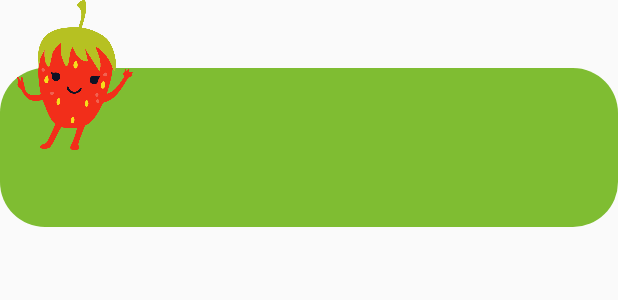
After one commit to heliohachimine/nhac, an Android app: the layout toast_recognized.xml on its own in the app's theme, with its tools: preview values and no code run, on a phone screen of 412 x 824 dp. The commit adds this screen. Shown: the top 300 px of the screen. Run offline under Robolectric (Android 15) with nearby library versions, the phone set to English and light mode, and no system bars.

Commit message:
Implements dialog recognize

```diff
--- a/app/src/main/AndroidManifest.xml
+++ b/app/src/main/AndroidManifest.xml
@@ -13,7 +13,7 @@
         android:theme="@style/AppTheme">
         <activity android:name=".presentation.listActivity.ListActivity"
             android:screenOrientation="portrait"/>
-        <activity android:name=".presentation.CameraActivity"
+        <activity android:name=".presentation.cameraActivity.CameraActivity"
             android:screenOrientation="portrait"/>
         <activity android:name=".presentation.DetailActivity"
             android:screenOrientation="portrait"/>
--- a/app/src/main/java/com/example/helio/nhac/data/FruitDatabase.java
+++ b/app/src/main/java/com/example/helio/nhac/data/FruitDatabase.java
@@ -7,6 +7,7 @@ import android.database.sqlite.SQLiteOpenHelper;
 public class FruitDatabase extends SQLiteOpenHelper {
 
     public static final String NOME_BANCO = "data.db";
+    public static final String ID_NAME = "id_name";
     public static final String TABELA = "fruits";
     public static final String ID = "_id";
     public static final String FRUIT_NAME = "fruit";
@@ -26,7 +27,8 @@ public class FruitDatabase extends SQLiteOpenHelper {
                 + IMAGE + " INTEGER,"
                 + IS_COLLECTED + " INTEGER,"
                 + DETAILS + " TEXT,"
-                + FRUIT_NAME + " TEXT"
+                + FRUIT_NAME + " TEXT,"
+                + ID_NAME + " TEXT"
                 +");";
         db.execSQL(sql);
     }
--- a/app/src/main/java/com/example/helio/nhac/presentation/DetailActivity.java
+++ b/app/src/main/java/com/example/helio/nhac/presentation/DetailActivity.java
@@ -31,7 +31,6 @@ public class DetailActivity extends AppCompatActivity {
         tts = new TextToSpeech(this, new TextToSpeech.OnInitListener() {
             @Override
             public void onInit(int status) {
-                // TODO Auto-generated method stub
                 if (status == TextToSpeech.SUCCESS) {
                     int result = tts.setLanguage(Locale.getDefault());
                     if (result == TextToSpeech.LANG_MISSING_DATA ||
--- a/app/src/main/java/com/example/helio/nhac/presentation/HomeActivity.java
+++ b/app/src/main/java/com/example/helio/nhac/presentation/HomeActivity.java
@@ -8,6 +8,7 @@ import androidx.appcompat.app.AppCompatActivity;
 import androidx.core.content.ContextCompat;
 
 import com.example.helio.nhac.R;
+import com.example.helio.nhac.presentation.cameraActivity.CameraActivity;
 import com.example.helio.nhac.presentation.listActivity.ListActivity;
 
 import static android.view.View.*;
--- a/app/src/main/java/com/example/helio/nhac/presentation/listActivity/StickerAdapter.java
+++ b/app/src/main/java/com/example/helio/nhac/presentation/listActivity/StickerAdapter.java
@@ -60,7 +60,6 @@ public class StickerAdapter extends RecyclerView.Adapter<StickerViewHolder> {
                     v.getContext().startActivity(intent);
                 }
             });
-
         }
     }
 
--- /dev/null
+++ b/app/src/main/res/drawable/background_green_toast.xml
@@ -0,0 +1,9 @@
+<?xml version="1.0" encoding="utf-8"?>
+<selector xmlns:android="http://schemas.android.com/apk/res/android">
+    <item >
+        <shape android:shape="rectangle"  >
+            <corners android:radius="30dp" />
+            <solid android:angle="-90" android:color="@color/green_300"/>
+        </shape>
+    </item>
+</selector>
--- a/app/src/main/res/layout/activity_camera.xml
+++ b/app/src/main/res/layout/activity_camera.xml
@@ -4,7 +4,7 @@
     xmlns:tools="http://schemas.android.com/tools"
     android:layout_width="match_parent"
     android:layout_height="match_parent"
-    tools:context=".presentation.CameraActivity"
+    tools:context=".presentation.cameraActivity.CameraActivity"
     android:background="@color/yellow_300">
     <io.fotoapparat.view.CameraView
         android:id="@+id/cameraView"
--- /dev/null
+++ b/app/src/main/res/layout/toast_recognized.xml
@@ -0,0 +1,46 @@
+<?xml version="1.0" encoding="utf-8"?>
+<FrameLayout android:orientation="vertical"
+    android:layout_width="match_parent"
+    android:layout_height="wrap_content"
+    android:background="@android:color/transparent"
+    xmlns:android="http://schemas.android.com/apk/res/android"
+    xmlns:tools="http://schemas.android.com/tools">
+    <RelativeLayout
+        android:id="@+id/layout"
+        android:layout_width="match_parent"
+        android:layout_height="wrap_content"
+        android:layout_marginTop="45dp"
+        android:background="@drawable/background_green_toast"
+        android:layout_gravity="bottom|center">
+
+        <LinearLayout
+            android:layout_width="match_parent"
+            android:layout_height="wrap_content"
+            android:gravity="center_horizontal">
+            <TextView
+                android:id="@+id/textview"
+                android:gravity="center"
+                android:fontFamily="@font/slimebox"
+                android:textColor="@color/white"
+                android:layout_width="320dp"
+                android:layout_height="46dp"
+                android:layout_marginTop="30dp"
+                android:layout_marginBottom="30dp"/>
+        </LinearLayout>
+    </RelativeLayout>
+
+    <FrameLayout
+        android:layout_width="100dp"
+        android:layout_height="100dp"
+        android:layout_gravity="start"
+        android:background="@color/transparent">
+
+        <ImageView
+            android:id="@+id/img_fruit"
+            android:layout_width="100dp"
+            android:layout_height="100dp"
+            tools:src="@drawable/morango"
+            android:layout_gravity="center|top"/>
+
+    </FrameLayout>
+</FrameLayout>
--- a/app/src/main/res/values/colors.xml
+++ b/app/src/main/res/values/colors.xml
@@ -17,6 +17,11 @@
     <color name="light_blue_900">#01579B</color>
     <color name="light_blue_500">#03A9F4</color>
 
+    <color name="transparent">#00000000</color>
+
+
+
+
 
 
 
```
Also changed, not shown: app/src/main/java/com/example/helio/nhac/data/dao/FruitDao.java (+13 -3 lines), app/src/main/java/com/example/helio/nhac/model/Fruit.java (+13 -2 lines), app/src/main/java/com/example/helio/nhac/presentation/cameraActivity/CameraActivity.java (renamed from app/src/main/java/com/example/helio/nhac/presentation/CameraActivity.java, +54 -7 lines), app/src/main/java/com/example/helio/nhac/presentation/cameraActivity/RecognizeToast.java (added, +45 -0 lines), app/src/main/java/com/example/helio/nhac/presentation/listActivity/ListActivity.java (+47 -22 lines), app/src/main/res/values/strings.xml (+28 -25 lines), app/src/main/res/drawable-v24/abobora.png (added), app/src/main/res/drawable-v24/brocolis.png (added), app/src/main/res/drawable-v24/cenoura.png (added).
